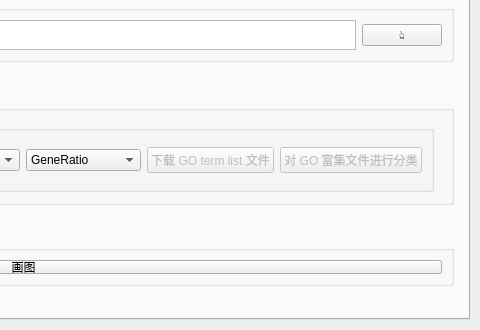
Above: Juse_toolkit.ui from JuseTiZ/JuseKit before the change; both pictures show x 430 to 910 and y 110 to 440 of the 910 by 440 pixel window. Below: the same form after it.
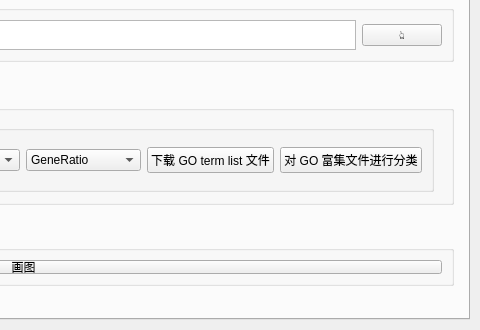
That is the form after the change. The open tabs and pages were chosen to show the change.

Diff of the .ui file:
```diff
--- a/Juse_toolkit.ui
+++ b/Juse_toolkit.ui
@@ -3044,7 +3044,7 @@
          <item>
           <widget class="QPushButton" name="gtl_dl">
            <property name="enabled">
-            <bool>false</bool>
+            <bool>true</bool>
            </property>
            <property name="text">
             <string>下载 GO term list 文件</string>
@@ -3054,7 +3054,7 @@
          <item>
           <widget class="QPushButton" name="gef_c">
            <property name="enabled">
-            <bool>false</bool>
+            <bool>true</bool>
            </property>
            <property name="text">
             <string>对 GO 富集文件进行分类</string>
```
